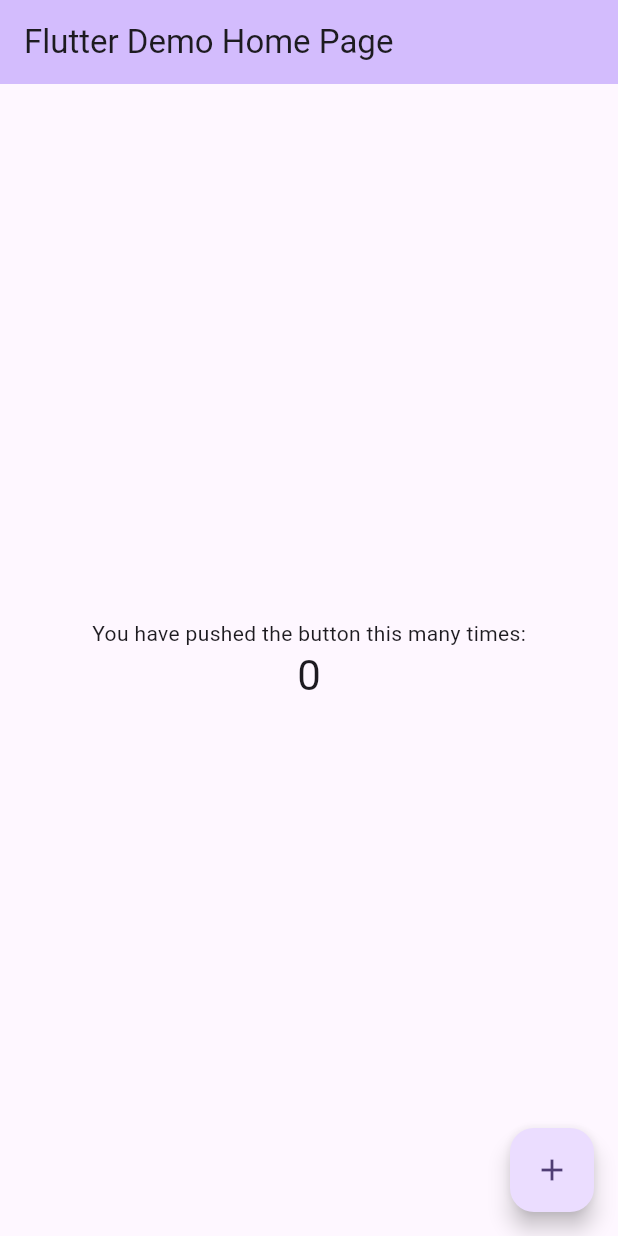
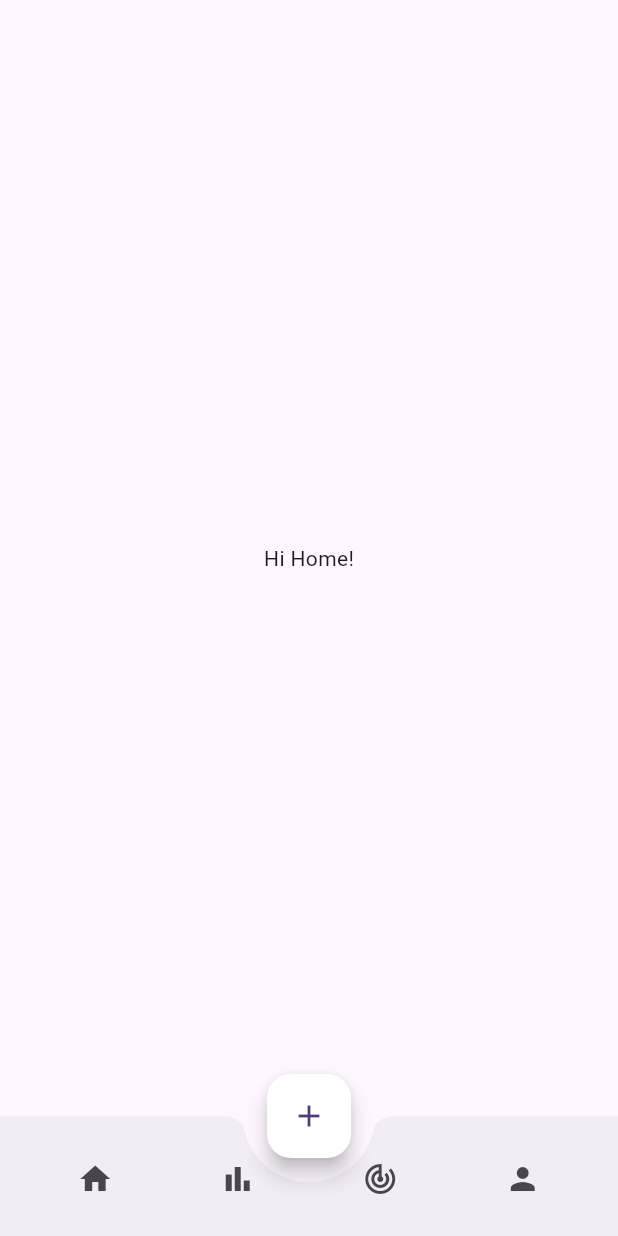
Before and after one commit to UnknownRori/budgetmate, a Flutter app: the screen it shows after launch, on a phone screen of 412 x 824 dp. Run offline on Flutter 3.47's test engine with Material 3 defaults, Android fonts, the light colour scheme and no system bars.

Commit message:
📦 implement navigation

```diff
--- a/lib/main.dart
+++ b/lib/main.dart
@@ -1,125 +1,79 @@
+import 'package:budget_mate/page/add_budget.dart';
+import 'package:budget_mate/page/goals_page.dart';
+import 'package:budget_mate/page/home_page.dart';
+import 'package:budget_mate/page/profile_page.dart';
+import 'package:budget_mate/page/statistics_page.dart';
 import 'package:flutter/material.dart';
 
 void main() {
-  runApp(const MyApp());
+  runApp(MyApp());
 }
 
-class MyApp extends StatelessWidget {
-  const MyApp({super.key});
+class MyApp extends StatefulWidget {
+  @override
+  _MyAppState createState() => _MyAppState();
+}
+
+class _MyAppState extends State<MyApp> {
+  int _currentIndex = 0;
+  final List<Widget> _pages = [
+    HomePage(),
+    StatisticsPage(),
+    GoalsPage(),
+    ProfilePage(),
+    AddBudgetPage(),
+  ];
 
   // This widget is the root of your application.
   @override
   Widget build(BuildContext context) {
     return MaterialApp(
-      title: 'Flutter Demo',
+      title: 'Budget Mate',
       theme: ThemeData(
-        // This is the theme of your application.
-        //
-        // TRY THIS: Try running your application with "flutter run". You'll see
-        // the application has a purple toolbar. Then, without quitting the app,
-        // try changing the seedColor in the colorScheme below to Colors.green
-        // and then invoke "hot reload" (save your changes or press the "hot
-        // reload" button in a Flutter-supported IDE, or press "r" if you used
-        // the command line to start the app).
-        //
-        // Notice that the counter didn't reset back to zero; the application
-        // state is not lost during the reload. To reset the state, use hot
-        // restart instead.
-        //
-        // This works for code too, not just values: Most code changes can be
-        // tested with just a hot reload.
         colorScheme: ColorScheme.fromSeed(seedColor: Colors.deepPurple),
         useMaterial3: true,
       ),
-      home: const MyHomePage(title: 'Flutter Demo Home Page'),
+      home: Scaffold(
+        body: _pages[_currentIndex],
+        floatingActionButton: FloatingActionButton(
+          onPressed: () {
+            _changePage(4);
+          },
+          backgroundColor: Colors.white,
+          elevation: 6.0,
+          child: const Icon(Icons.add),
+        ),
+        floatingActionButtonLocation: FloatingActionButtonLocation.centerDocked,
+        bottomNavigationBar: BottomAppBar(
+          shape: const CircularNotchedRectangle(),
+          notchMargin: 16.0,
+          child: Container(
+              margin: const EdgeInsets.only(top: 4.0),
+              child: Row(
+                mainAxisAlignment: MainAxisAlignment.spaceAround,
+                children: [
+                  IconButton(
+                      onPressed: () => _changePage(0),
+                      icon: const Icon(Icons.home)),
+                  IconButton(
+                      onPressed: () => _changePage(1),
+                      icon: const Icon(Icons.bar_chart)),
+                  IconButton(
+                      onPressed: () => _changePage(2),
+                      icon: const Icon(Icons.track_changes)),
+                  IconButton(
+                      onPressed: () => _changePage(3),
+                      icon: const Icon(Icons.person)),
+                ],
+              )),
+        ),
+      ),
     );
   }
-}
 
-class MyHomePage extends StatefulWidget {
-  const MyHomePage({super.key, required this.title});
-
-  // This widget is the home page of your application. It is stateful, meaning
-  // that it has a State object (defined below) that contains fields that affect
-  // how it looks.
-
-  // This class is the configuration for the state. It holds the values (in this
-  // case the title) provided by the parent (in this case the App widget) and
-  // used by the build method of the State. Fields in a Widget subclass are
-  // always marked "final".
-
-  final String title;
-
-  @override
-  State<MyHomePage> createState() => _MyHomePageState();
-}
-
-class _MyHomePageState extends State<MyHomePage> {
-  int _counter = 0;
-
-  void _incrementCounter() {
+  void _changePage(val) {
     setState(() {
-      // This call to setState tells the Flutter framework that something has
-      // changed in this State, which causes it to rerun the build method below
-      // so that the display can reflect the updated values. If we changed
-      // _counter without calling setState(), then the build method would not be
-      // called again, and so nothing would appear to happen.
-      _counter++;
+      _currentIndex = val;
     });
   }
-
-  @override
-  Widget build(BuildContext context) {
-    // This method is rerun every time setState is called, for instance as done
-    // by the _incrementCounter method above.
-    //
-    // The Flutter framework has been optimized to make rerunning build methods
-    // fast, so that you can just rebuild anything that needs updating rather
-    // than having to individually change instances of widgets.
-    return Scaffold(
-      appBar: AppBar(
-        // TRY THIS: Try changing the color here to a specific color (to
-        // Colors.amber, perhaps?) and trigger a hot reload to see the AppBar
-        // change color while the other colors stay the same.
-        backgroundColor: Theme.of(context).colorScheme.inversePrimary,
-        // Here we take the value from the MyHomePage object that was created by
-        // the App.build method, and use it to set our appbar title.
-        title: Text(widget.title),
-      ),
-      body: Center(
-        // Center is a layout widget. It takes a single child and positions it
-        // in the middle of the parent.
-        child: Column(
-          // Column is also a layout widget. It takes a list of children and
-          // arranges them vertically. By default, it sizes itself to fit its
-          // children horizontally, and tries to be as tall as its parent.
-          //
-          // Column has various properties to control how it sizes itself and
-          // how it positions its children. Here we use mainAxisAlignment to
-          // center the children vertically; the main axis here is the vertical
-          // axis because Columns are vertical (the cross axis would be
-          // horizontal).
-          //
-          // TRY THIS: Invoke "debug painting" (choose the "Toggle Debug Paint"
-          // action in the IDE, or press "p" in the console), to see the
-          // wireframe for each widget.
-          mainAxisAlignment: MainAxisAlignment.center,
-          children: <Widget>[
-            const Text(
-              'You have pushed the button this many times:',
-            ),
-            Text(
-              '$_counter',
-              style: Theme.of(context).textTheme.headlineMedium,
-            ),
-          ],
-        ),
-      ),
-      floatingActionButton: FloatingActionButton(
-        onPressed: _incrementCounter,
-        tooltip: 'Increment',
-        child: const Icon(Icons.add),
-      ), // This trailing comma makes auto-formatting nicer for build methods.
-    );
-  }
 }
--- /dev/null
+++ b/lib/models/budget_type.dart
@@ -0,0 +1,4 @@
+enum BudgetType {
+  income,
+  expense,
+}
--- /dev/null
+++ b/lib/page/home_page.dart
@@ -0,0 +1,10 @@
+import 'package:flutter/material.dart';
+
+class HomePage extends StatelessWidget {
+  const HomePage({super.key});
+
+  @override
+  Widget build(BuildContext context) {
+    return Center(child: Text("Hi Home!"));
+  }
+}
```
Also changed, not shown: lib/page/add_budget.dart (added, +10 -0 lines), lib/page/goals_page.dart (added, +10 -0 lines), lib/page/profile_page.dart (added, +10 -0 lines), lib/page/statistics_page.dart (added, +10 -0 lines).
